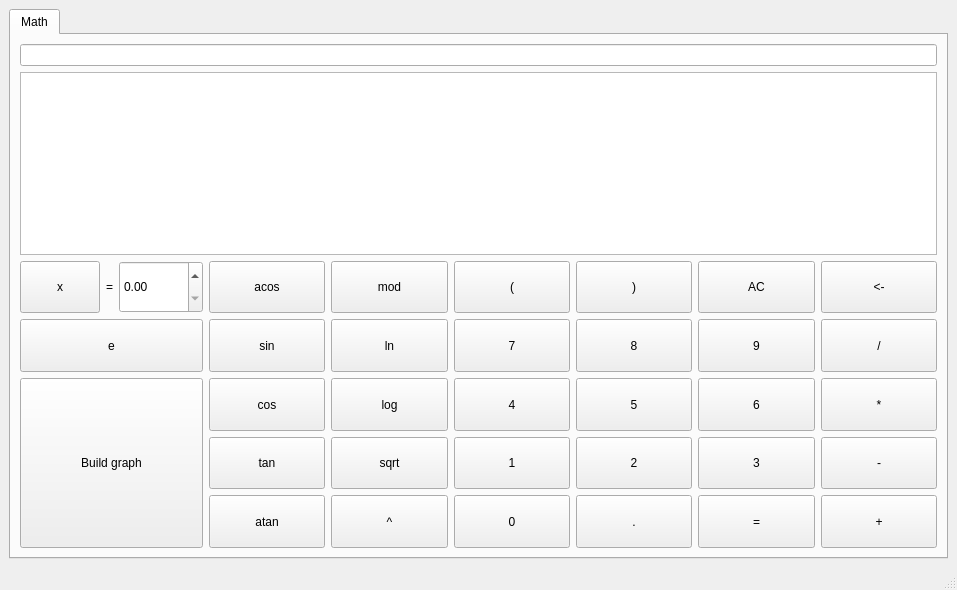
This is src/view/ui/mainwindow.ui in KVIZORD/SmartCalc as Qt 5 draws it before an edit. The edited form follows.
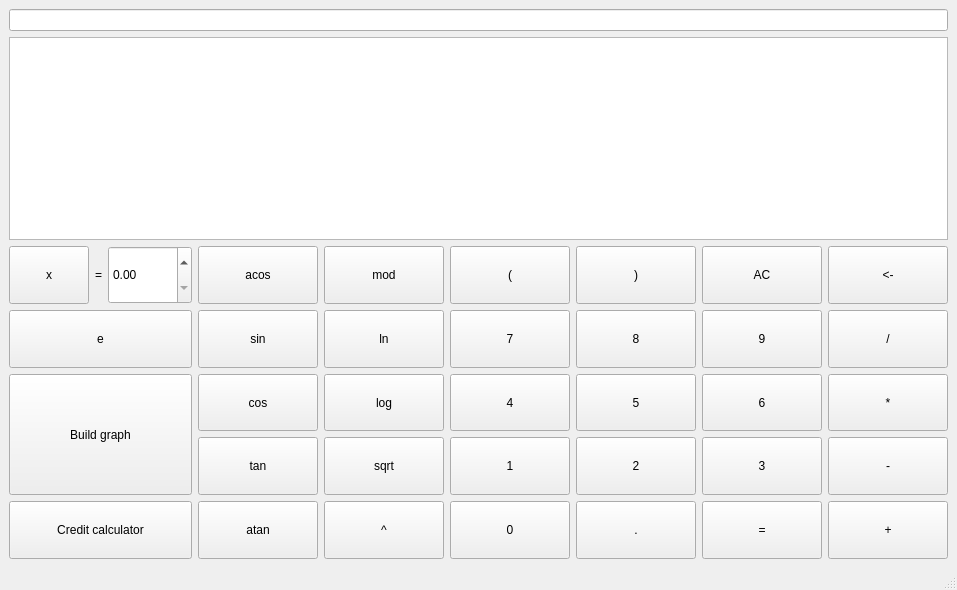
This is the edited form.

Commit message: added credit calculator

```diff
--- a/src/view/ui/mainwindow.ui
+++ b/src/view/ui/mainwindow.ui
@@ -16,16 +16,6 @@
   <widget class="QWidget" name="centralwidget">
    <layout class="QGridLayout" name="gridLayout_2">
     <item row="0" column="0">
-     <widget class="QTabWidget" name="tabWidget">
-      <property name="currentIndex">
-       <number>0</number>
-      </property>
-      <widget class="QWidget" name="mathCalcucator">
-       <attribute name="title">
-        <string>Math</string>
-       </attribute>
-       <layout class="QGridLayout" name="gridLayout_3" rowstretch="0">
-        <item row="0" column="0">
          <layout class="QGridLayout" name="mainLayout" rowstretch="4,1,1,1,1,1">
           <item row="2" column="6">
            <widget class="QPushButton" name="divideButton">
@@ -488,7 +478,7 @@
             </item>
            </layout>
           </item>
-          <item row="3" column="0" rowspan="3">
+      <item row="3" column="0" rowspan="2">
            <widget class="QPushButton" name="buildGraphButton">
             <property name="sizePolicy">
              <sizepolicy hsizetype="Expanding" vsizetype="Expanding">
@@ -501,11 +491,20 @@
             </property>
            </widget>
           </item>
-         </layout>
-        </item>
-       </layout>
-      </widget>
-     </widget>
+      <item row="5" column="0">
+       <widget class="QPushButton" name="creditCalculatorButton">
+        <property name="sizePolicy">
+         <sizepolicy hsizetype="Expanding" vsizetype="Expanding">
+          <horstretch>0</horstretch>
+          <verstretch>0</verstretch>
+         </sizepolicy>
+        </property>
+        <property name="text">
+         <string>Credit calculator</string>
+        </property>
+       </widget>
+      </item>
+     </layout>
     </item>
    </layout>
   </widget>
```
Left out of the diff: 2 changed lines with no effect on the pictures. Lines whose indentation alone changed are shown as unchanged. The commit also changes 9 other files.
